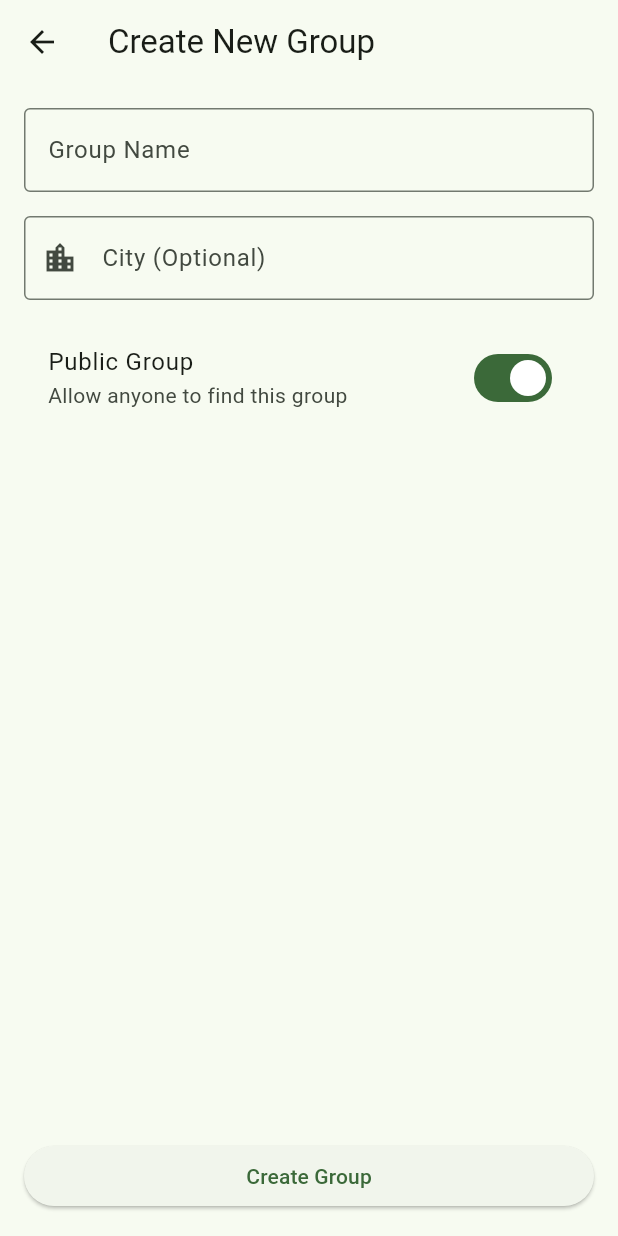
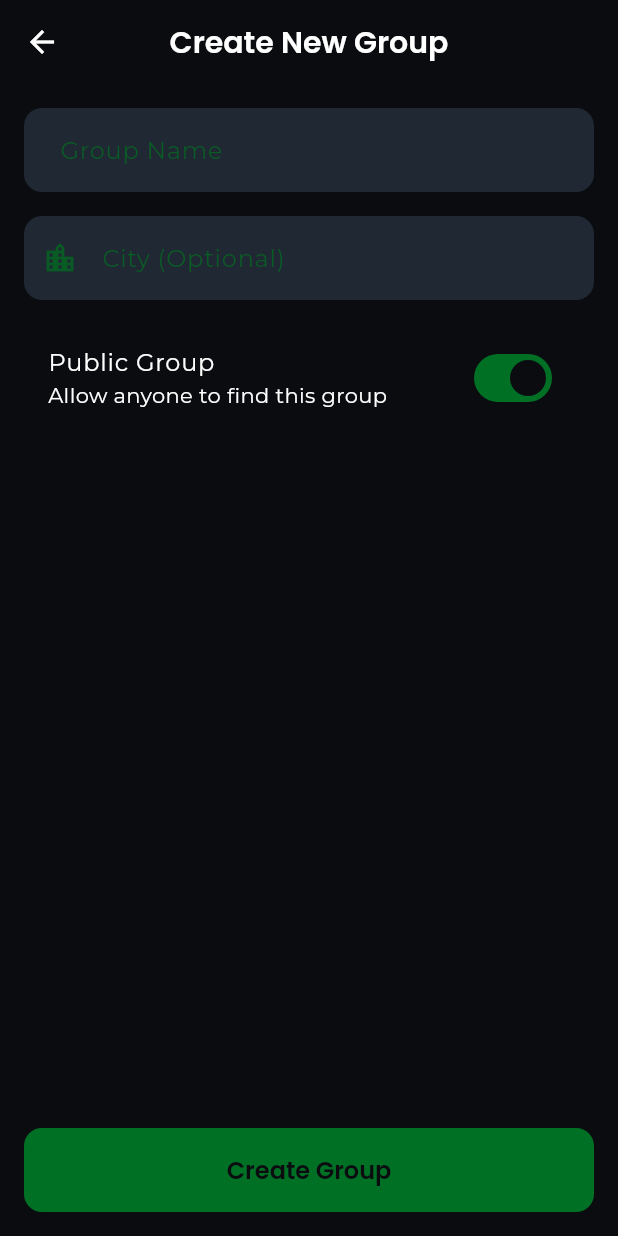
Before and after one commit to usanema/footstar, a Flutter app: the screen it shows once a user with an empty profile is signed in, after a tap on "Create Group", on a phone screen of 412 x 824 dp. Run offline on Flutter 3.47's test engine with Material 3 defaults, Android fonts, the phone set to English and light mode, and no system bars; our stand-ins replace flutter_svg, google_fonts, supabase_flutter; accounts and stored records are empty; network calls fail.

Commit message:
feat: design overhaul implementation (theme, hexagon, onboarding) and db fixes

```diff
--- /dev/null
+++ b/footstar-frontend/lib/features/splash/presentation/splash_screen.dart
@@ -0,0 +1,99 @@
+import 'package:flutter/material.dart';
+import 'package:flutter_svg/flutter_svg.dart';
+import 'package:footstars/core/app_theme.dart';
+import 'package:footstars/features/auth/presentation/auth_gate.dart';
+
+class SplashScreen extends StatefulWidget {
+  const SplashScreen({super.key});
+
+  @override
+  State<SplashScreen> createState() => _SplashScreenState();
+}
+
+class _SplashScreenState extends State<SplashScreen>
+    with SingleTickerProviderStateMixin {
+  late AnimationController _controller;
+  late Animation<double> _scaleAnimation;
+  late Animation<double> _fadeAnimation;
+
+  @override
+  void initState() {
+    super.initState();
+    _controller = AnimationController(
+      vsync: this,
+      duration: const Duration(milliseconds: 2000),
+    );
+
+    _scaleAnimation = Tween<double>(
+      begin: 0.8,
+      end: 1.2,
+    ).animate(CurvedAnimation(parent: _controller, curve: Curves.easeInOut));
+
+    _fadeAnimation = Tween<double>(begin: 0.0, end: 1.0).animate(
+      CurvedAnimation(
+        parent: _controller,
+        curve: const Interval(0.0, 0.5, curve: Curves.easeIn),
+      ),
+    );
+
+    _controller.forward().then((_) {
+      // After animation, navigate to AuthGate
+      // Using pushReplacement with a fade transition would be nice, but simple replacement works for now.
+      Navigator.of(context).pushReplacement(
+        PageRouteBuilder(
+          pageBuilder: (context, animation, secondaryAnimation) =>
+              const AuthGate(),
+          transitionsBuilder: (context, animation, secondaryAnimation, child) {
+            return FadeTransition(opacity: animation, child: child);
+          },
+        ),
+      );
+    });
+  }
+
+  @override
+  void dispose() {
+    _controller.dispose();
+    super.dispose();
+  }
+
+  @override
+  Widget build(BuildContext context) {
+    return Scaffold(
+      backgroundColor: AppColors.background,
+      body: Center(
+        child: AnimatedBuilder(
+          animation: _controller,
+          builder: (context, child) {
+            return Opacity(
+              opacity: _fadeAnimation.value,
+              child: Transform.scale(
+                scale: _scaleAnimation.value,
+                child: Column(
+                  mainAxisAlignment: MainAxisAlignment.center,
+                  children: [
+                    SvgPicture.asset(
+                      'assets/logo/footstar-logo.svg',
+                      height: 120,
+                      // If the SVG has its own colors, we might not want to override them with colorFilter.
+                      // But if it's mono, we can usage AppColors.primary or accent.
+                      // Assuming the SVG is colored or we want to use original colors.
+                    ),
+                    const SizedBox(height: 20),
+                    Text(
+                      'FOOTSTAR',
+                      style: AppTextStyles.displayLarge.copyWith(
+                        color: AppColors.primary,
+                        letterSpacing: 4.0,
+                      ),
+                    ),
+                  ],
+                ),
+              ),
+            );
+          },
+        ),
+      ),
+    );
+  }
+}
--- a/footstar-frontend/lib/main.dart
+++ b/footstar-frontend/lib/main.dart
@@ -1,9 +1,11 @@
 import 'package:flutter/material.dart';
 import 'package:supabase_flutter/supabase_flutter.dart';
 import 'core/app_constants.dart';
-import 'features/auth/presentation/auth_gate.dart';
+import 'features/splash/presentation/splash_screen.dart';
 import 'features/auth/presentation/login_screen.dart';
 import 'features/auth/presentation/registration_screen.dart';
+
+import 'package:footstars/core/app_theme.dart';
 
 Future<void> main() async {
   WidgetsFlutterBinding.ensureInitialized();
@@ -23,15 +25,15 @@ class FootStarApp extends StatelessWidget {
   Widget build(BuildContext context) {
     return MaterialApp(
       title: 'FootStar',
-      theme: ThemeData(
-        colorScheme: ColorScheme.fromSeed(seedColor: Colors.green),
-        useMaterial3: true,
-      ),
-      home: const AuthGate(),
+      // Force Dark Mode as per "Pitch Black" aesthetic
+      theme: AppTheme.darkTheme,
+      themeMode: ThemeMode.dark,
+      home: const SplashScreen(),
       routes: {
         '/login': (context) => const LoginScreen(),
         '/register': (context) => const RegistrationScreen(),
       },
+      debugShowCheckedModeBanner: false,
     );
   }
 }
--- a/footstar-frontend/pubspec.yaml
+++ b/footstar-frontend/pubspec.yaml
@@ -35,6 +35,8 @@ dependencies:
   # Use with the CupertinoIcons class for iOS style icons.
   cupertino_icons: ^1.0.8
   supabase_flutter: ^2.12.0
+  google_fonts: ^6.1.0
+  flutter_svg: ^1.1.6
 
 dev_dependencies:
   flutter_test:
@@ -65,6 +67,8 @@ flutter:
 
   assets:
     - assets/pl_cities.json
+    - assets/logo/footstar-logo.svg
+    - assets/graphics/login_bg.svg
 
   # An image asset can refer to one or more resolution-specific "variants", see
   # https://flutter.dev/to/resolution-aware-images
```
Also changed, not shown: footstar-frontend/assets/graphics/login_bg.svg (added), footstar-frontend/assets/logo/footstar-logo.svg, footstar-frontend/pubspec.lock, 3 other files.
